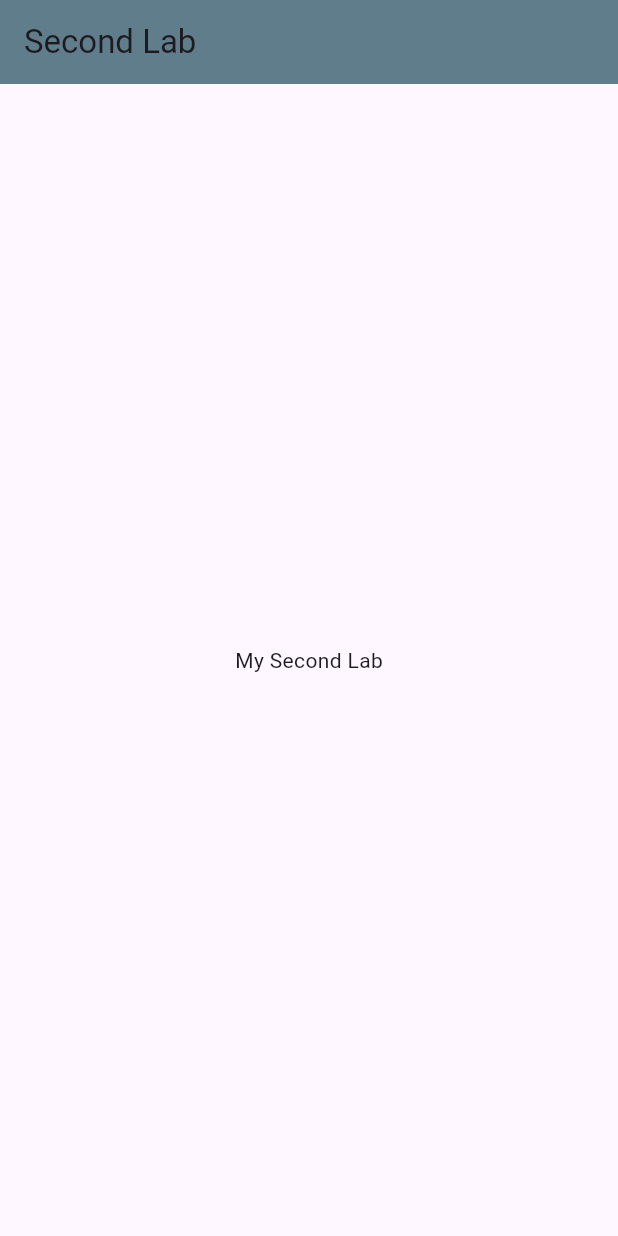
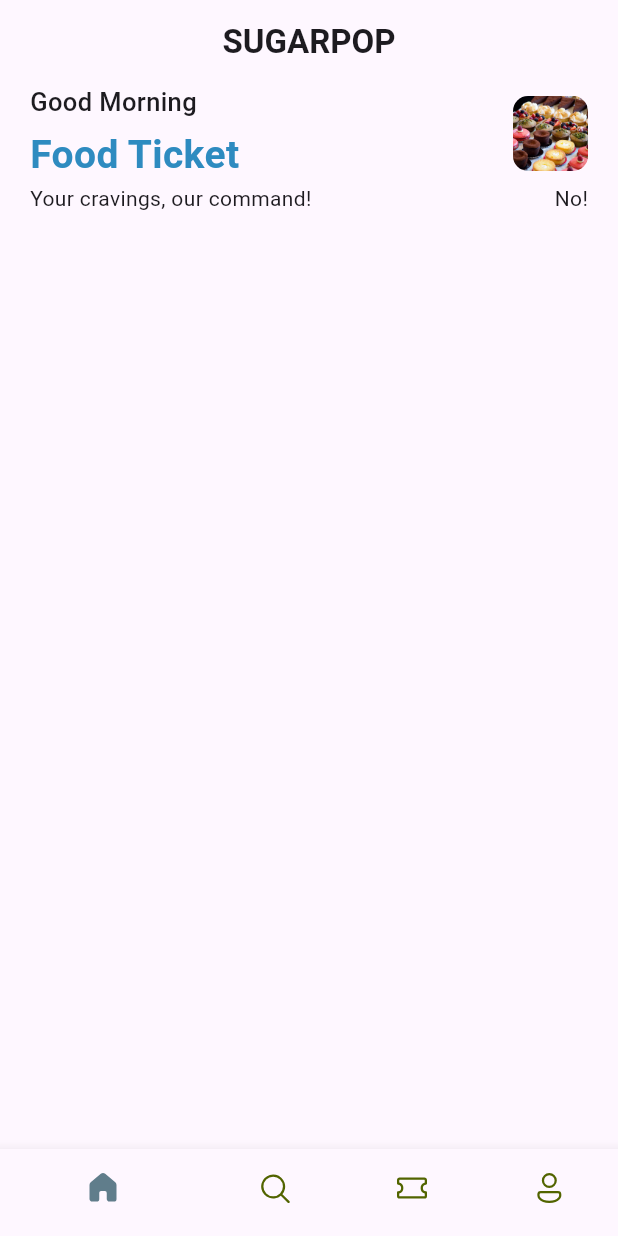
Before and after one commit to jkl0vain/ticket-app, a Flutter app: the screen it shows after launch, on a phone screen of 412 x 824 dp. Run offline on Flutter 3.47's test engine with Material 3 defaults, Android fonts, the phone set to English and light mode, and no system bars; our stand-ins replace fluentui_icons.

Commit message:
Your commit message describing the update

```diff
--- a/lib/base/bottom_nav_bar.dart
+++ b/lib/base/bottom_nav_bar.dart
@@ -1,3 +1,8 @@
+import 'package:fluentui_icons/fluentui_icons.dart';
+import 'package:flutter/cupertino.dart';
+import 'package:flutter/material.dart';
+import 'package:ticket_app/screens/home_screen.dart';
+
 class BottomNavBar extends StatefulWidget {
   const BottomNavBar({super.key});
 
@@ -6,8 +11,62 @@ class BottomNavBar extends StatefulWidget {
 }
 
 class _BottomNavBarState extends State<BottomNavBar> {
+  //list is iterated using index
+  final appScreens = [
+    const HomeScreen(),
+    Center(child: const Text("Search")),
+    Center(child: const Text("Ticket")),
+    Center(child: const Text("Profile"))
+  ];
+
+  //change our index for bottomNavBar
+  int _selectedIndex=0;
+
+  //underscore means private
+  void _onItemTapped(int index){
+    setState(() {
+      _selectedIndex=index;
+    });
+  }
+
   @override
   Widget build(BuildContext context) {
-    return const Placeholder();
+    return Scaffold(
+      appBar: AppBar(
+          title: const Text("SUGARPOP",
+          style: TextStyle(fontWeight: FontWeight.bold),),
+          centerTitle: true
+      ),
+      body: appScreens[_selectedIndex],
+      bottomNavigationBar: BottomNavigationBar(
+        currentIndex: _selectedIndex,
+        onTap: _onItemTapped,
+        selectedItemColor: Colors.blueGrey,
+        unselectedItemColor: const Color(0xFF526400),
+        showSelectedLabels: false,
+        items: const [
+          BottomNavigationBarItem(
+            icon: Icon(FluentSystemIcons.ic_fluent_home_add_regular),
+            activeIcon: Icon(FluentSystemIcons.ic_fluent_home_filled),
+            label: "Home",
+          ),
+          BottomNavigationBarItem(
+            icon: Icon(FluentSystemIcons.ic_fluent_search_regular),
+            activeIcon: Icon(FluentSystemIcons.ic_fluent_search_filled),
+            label: "Search",
+          ),
+          BottomNavigationBarItem(
+            icon: Icon(FluentSystemIcons.ic_fluent_ticket_regular),
+            activeIcon: Icon(FluentSystemIcons.ic_fluent_ticket_filled),
+            label: "Tickets",
+          ),
+          BottomNavigationBarItem(
+            icon: Icon(FluentSystemIcons.ic_fluent_person_regular),
+            activeIcon: Icon(FluentSystemIcons.ic_fluent_person_filled),
+            label: "Profile",
+          ),
+        ],
+      ),
+    );
   }
 }
--- /dev/null
+++ b/lib/base/ress/styles/app_style.dart
@@ -0,0 +1,19 @@
+import 'dart:ui';
+import 'package:flutter/material.dart';
+import 'package:flutter/animation.dart';
+
+Color primary=const Color(0xFF2E8BC0);
+
+class AppStyles{
+  static Color primaryColor=primary;
+  static Color textColor= const Color(0xFF2E8BC0);
+
+  static TextStyle headLineStyle1  = TextStyle(
+      fontSize: 26,
+      fontWeight: FontWeight.w700,
+      color: textColor
+  );
+  static TextStyle headLineStyle3  = const TextStyle(
+      fontSize: 17,
+      fontWeight: FontWeight.w500,);
+}
--- a/lib/main.dart
+++ b/lib/main.dart
@@ -1,6 +1,8 @@
 import 'package:flutter/material.dart';
+import 'package:ticket_app/base/bottom_nav_bar.dart';
 
 void main() {
+
  runApp(const MyApp());
 }
 
@@ -14,17 +16,7 @@ class MyApp extends StatelessWidget {
     return MaterialApp(
       title: 'Second Lab',
       //mesti ada Scaffold kalau nak buat app kita colorful
-      home: Scaffold(
-        //body is what stays in the middle
-        body: Center(
-            child: Text("My Second Lab")
-        ),
-        //nak choose background color
-        appBar: AppBar(
-          title: Text('Second Lab'),
-          backgroundColor: Colors.blueGrey,
-        ),
-      )
+      home: BottomNavBar(),
     );
   }
 }
--- /dev/null
+++ b/lib/screens/home_screen.dart
@@ -0,0 +1,63 @@
+import 'package:flutter/cupertino.dart';
+import 'package:flutter/material.dart';
+import 'package:ticket_app/base/ress/styles/app_style.dart';
+
+class HomeScreen extends StatelessWidget {
+  const HomeScreen({super.key});
+
+  @override
+  Widget build(BuildContext context) {
+
+
+
+    return Scaffold(
+      //kenapa ListView? cuz we want scrollable effect
+      body: ListView(
+        children: [
+          Container(
+            padding: const EdgeInsets.symmetric(horizontal:20),
+            child: Column(
+              children: [
+                Row(
+                  mainAxisAlignment: MainAxisAlignment.spaceBetween,
+                  children: [
+                    Column(
+                      crossAxisAlignment: CrossAxisAlignment.start,
+                      children: [
+                        Text("Good Morning",
+                          style: AppStyles.headLineStyle3),
+                        SizedBox(height: 5,),
+                        Text("Food Ticket",
+                            style: AppStyles.headLineStyle1)
+                      ],
+                    ),
+                    Container(
+                      width: 50,
+                      height: 50,
+                      decoration: BoxDecoration(
+                        borderRadius: BorderRadius.circular(10),
+                        image: DecorationImage(
+                          image: AssetImage("assets/images/logo.jpg"),
+                          fit: BoxFit.cover, // Optional for better image fill
+                        ),
+                      ),
+                    ),
+
+                  ],
+                ),
+                Row(
+                  mainAxisAlignment: MainAxisAlignment.spaceBetween,
+                  children: [
+                    Text("Your cravings, our command!"),
+                    Text("No!")
+                  ],
+                )
+              ],
+            ),
+          )
+        ],
+      ),
+    );
+  }
+
+}
--- a/pubspec.yaml
+++ b/pubspec.yaml
@@ -34,6 +34,7 @@ dependencies:
   # The following adds the Cupertino Icons font to your application.
   # Use with the CupertinoIcons class for iOS style icons.
   cupertino_icons: ^1.0.8
+  fluentui_icons: ^1.0.0
 
 dev_dependencies:
   flutter_test:
@@ -58,8 +59,8 @@ flutter:
   uses-material-design: true
 
   # To add assets to your application, add an assets section, like this:
-  # assets:
-  #   - images/a_dot_burr.jpeg
+  assets:
+    - assets/images/
   #   - images/a_dot_ham.jpeg
 
   # An image asset can refer to one or more resolution-specific "variants", see
```
Also changed, not shown: assets/images/apple pie.jpg (added), assets/images/banana cake.png (added), assets/images/cookies.png (added), assets/images/curry puff.png (added), assets/images/donut.jpg (added), assets/images/ice cream.png (added), assets/images/logo.jpg (added), pubspec.lock.
